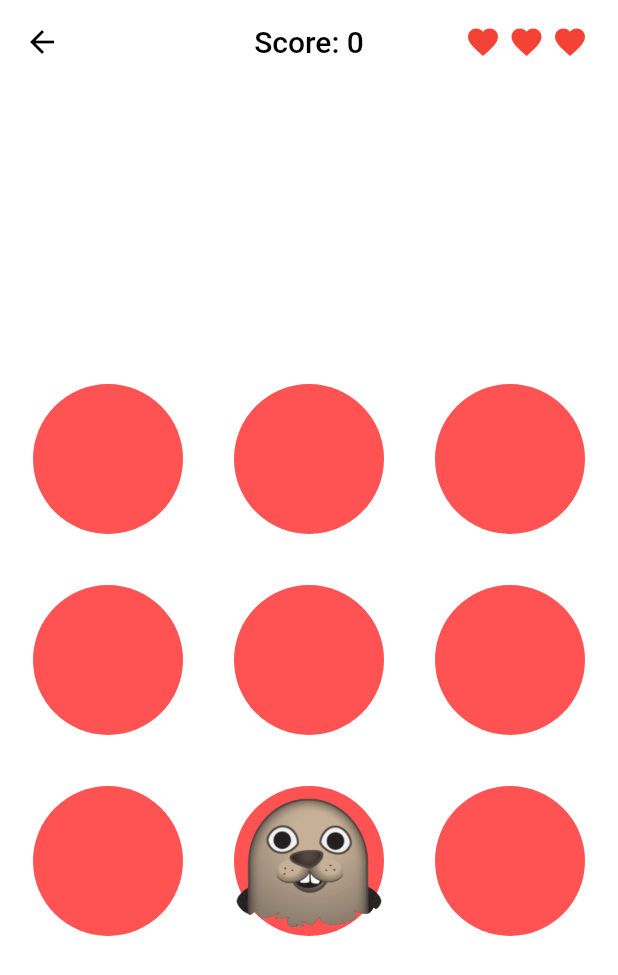
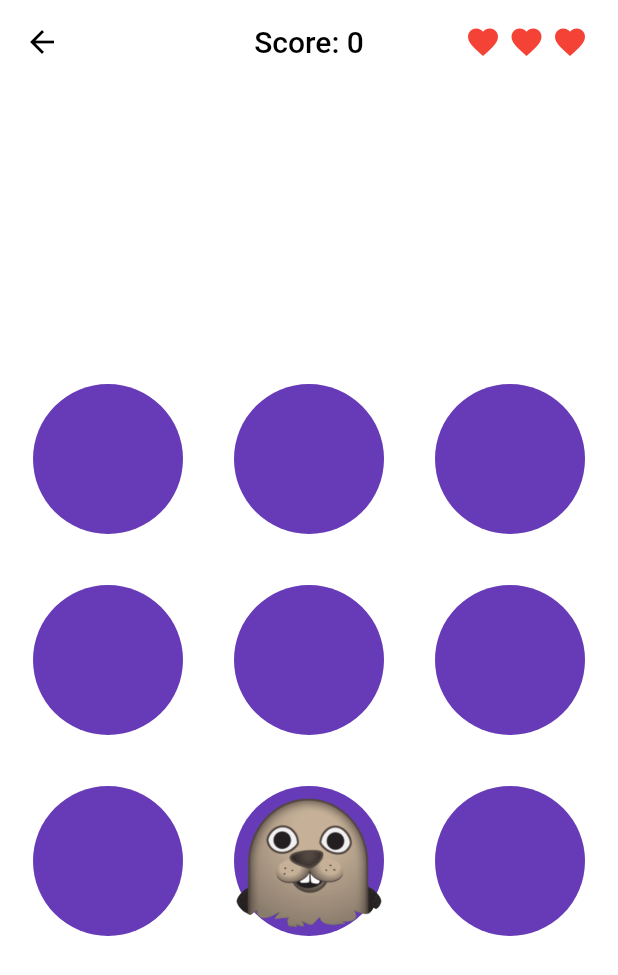
Before and after one commit to wonderkidshihab/whacamole, a Flutter app: the GameScreen screen opened directly, on a phone screen of 412 x 824 dp. Shown: the top 975 px of the screen. Run offline on Flutter 3.47's test engine with Material 2 defaults, Android fonts, the phone set to English and light mode, and no system bars; our stand-ins replace firebase_analytics, firebase_core, get, google_sign_in; accounts and stored records are empty.

Commit message:
Items color change

```diff
--- a/lib/Screens/GameScreen/game_screen.dart
+++ b/lib/Screens/GameScreen/game_screen.dart
@@ -72,7 +72,7 @@ class _GameScreenState extends State<GameScreen> {
                   alignment: Alignment.center,
                   child: CircleAvatar(
                     radius: 50,
-                    backgroundColor: Colors.redAccent,
+                    backgroundColor: Colors.deepPurple,
                     child: presentMoleIndex == index
                         ? Image.asset(
                             "assets/mole.png",
```
Also changed, not shown: lib/Screens/main_menu.dart (+9 -5 lines), pubspec.lock.
